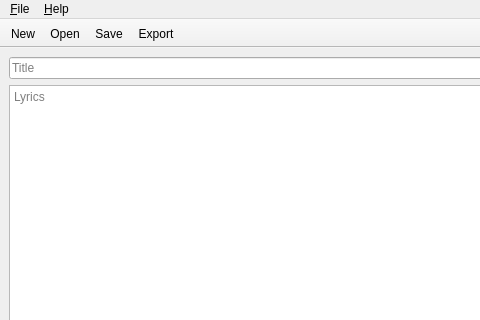
Old version of the form LyricSlicer.ui in the repository schult/lyric-slicer; both pictures show x 0 to 480 and y 0 to 320 of the 800 by 600 pixel window.
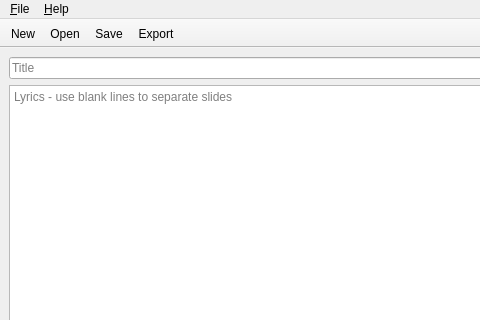
New version of the form. Icons and pictures are not drawn.

Commit message: Add instructions to lyrics placeholder text

Patch:
```diff
--- a/LyricSlicer.ui
+++ b/LyricSlicer.ui
@@ -50,7 +50,7 @@
            <bool>false</bool>
           </property>
           <property name="placeholderText">
-           <string>Lyrics</string>
+           <string>Lyrics - use blank lines to separate slides</string>
           </property>
          </widget>
         </item>
```
Left out of the diff: 2 changed lines with no effect on the pictures.
